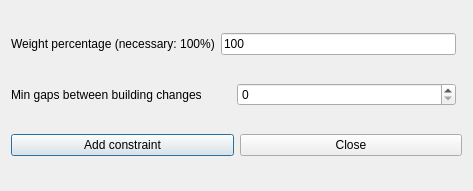
vonmecheln/fet, file fet/src/interface/addconstraintteachersmingapsbetweenbuildingchangesform_template.ui: the form before one commit.
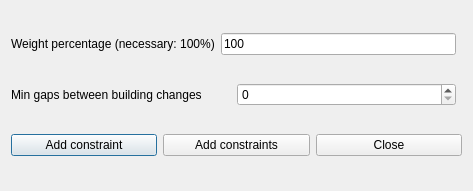
The form after the commit.

The edit to the form file:
```diff
--- a/fet/src/interface/addconstraintteachersmingapsbetweenbuildingchangesform_template.ui
+++ b/fet/src/interface/addconstraintteachersmingapsbetweenbuildingchangesform_template.ui
@@ -23,6 +23,13 @@
        </property>
       </widget>
      </item>
+     <item>
+      <widget class="QPushButton" name="addConstraintsPushButton">
+       <property name="text">
+        <string>Add constraints</string>
+       </property>
+      </widget>
+     </item>
      <item>
       <widget class="QPushButton" name="closePushButton">
        <property name="text">
```
